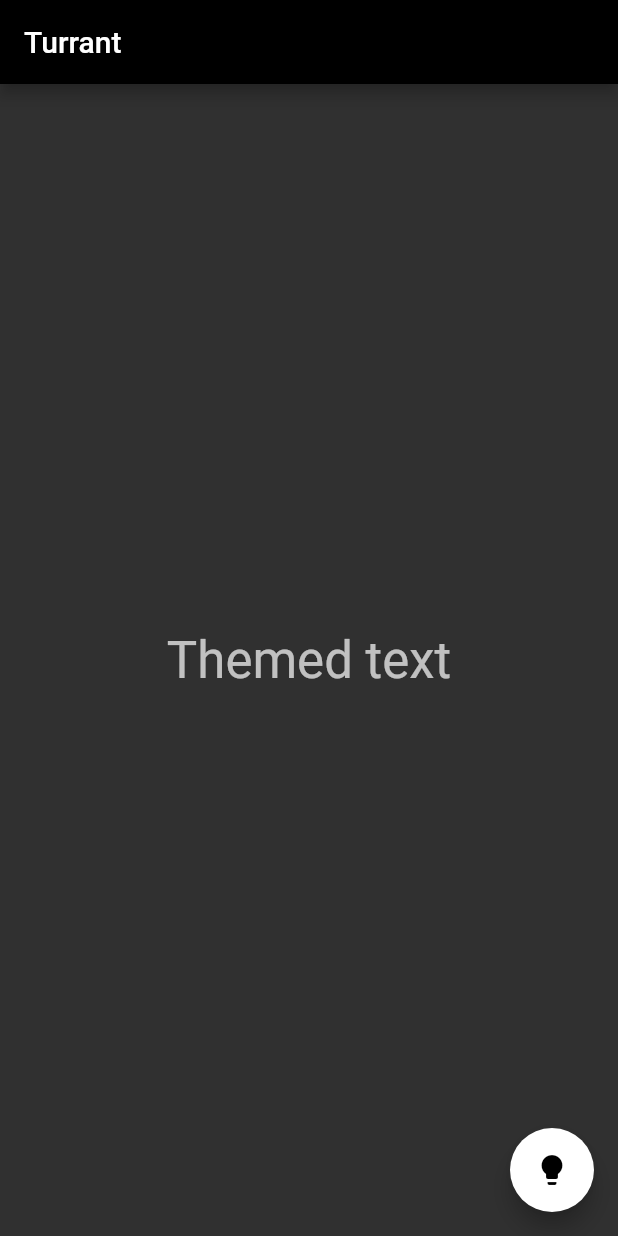
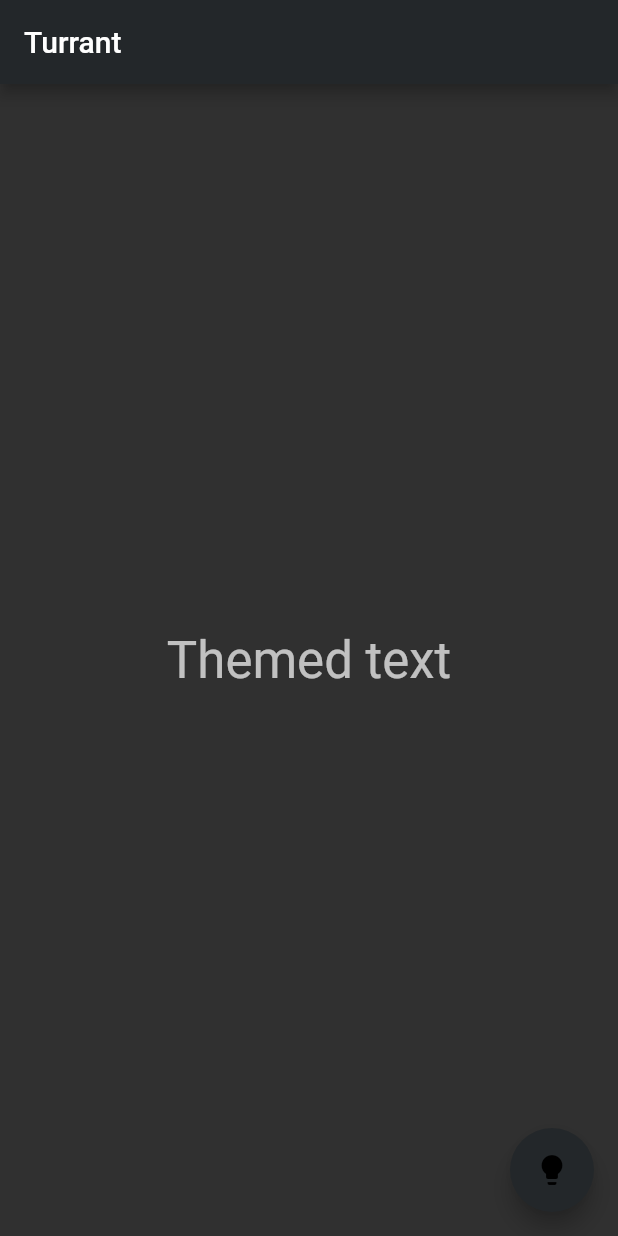
Before and after one commit to mohitkyadav/source-server-manager, a Flutter app: the screen it shows after launch, on a phone screen of 412 x 824 dp. Run offline on Flutter 3.47's test engine with Material 2 defaults, Android fonts, the phone set to English and light mode, and no system bars; our stand-ins replace shared_preferences.

Commit message:
add dynamic colors

```diff
--- a/lib/main.dart
+++ b/lib/main.dart
@@ -24,6 +24,7 @@ class MyApp extends StatelessWidget {
 
   @override
  Widget build(BuildContext context) {
+
     return MultiProvider(
       providers: [
         ChangeNotifierProvider<ThemeNotifier>
--- a/lib/themes/app_themes.dart
+++ b/lib/themes/app_themes.dart
@@ -1,25 +1,32 @@
 import 'package:flutter/material.dart';
 
 import 'package:turrant/models/app_theme.dart';
+import 'package:turrant/themes/styling.dart';
 
 final darkTheme = AppTheme('darkTheme', 'Dark', ThemeData(
-    primarySwatch: Colors.grey,
-    primaryColor: Colors.black,
+    primaryColor: AppStyles.black,
     brightness: Brightness.dark,
-    backgroundColor: const Color(0xFF212121),
-    accentColor: Colors.white,
-    accentIconTheme: IconThemeData(color: Colors.black),
-    dividerColor: Colors.black12,
+    backgroundColor: AppStyles.lightGray,
+    accentColor: AppStyles.lightPurple,
+    accentIconTheme: IconThemeData(color: AppStyles.black),
+    dividerColor: AppStyles.lightGray,
+    colorScheme: ColorScheme.dark(
+        primary: AppStyles.lightPurple,
+        secondary: AppStyles.lightGray,
+    ),
   )
 );
 
 final lightTheme = AppTheme('lightTheme', 'Light', ThemeData(
-    primarySwatch: Colors.grey,
-    primaryColor: Colors.white,
+    primaryColor: AppStyles.white,
     brightness: Brightness.light,
-    backgroundColor: const Color(0xFFE5E5E5),
-    accentColor: Colors.black,
-    accentIconTheme: IconThemeData(color: Colors.white),
-    dividerColor: Colors.white54,
+    backgroundColor: AppStyles.white60,
+    accentColor: AppStyles.lightPurple,
+    accentIconTheme: IconThemeData(color: AppStyles.white),
+    dividerColor: AppStyles.lightGray,
+    colorScheme: ColorScheme.light(
+        primary: AppStyles.lightPurple,
+        secondary: AppStyles.lightGray,
+    ),
   )
 );
--- a/lib/ui/home_page.dart
+++ b/lib/ui/home_page.dart
@@ -49,11 +49,12 @@ class _HomePageState extends State<HomePage> {
         ),
       ),
       floatingActionButton: FloatingActionButton(
+        backgroundColor: Theme.of(context).primaryColor,
         onPressed: () {
           _toggleTheme(context);
         },
         tooltip: 'Toggle Theme',
-        child: Icon(Icons.lightbulb),
+        child: Icon(Icons.lightbulb,),
       ),
     );
   }
```
Also changed, not shown: lib/themes/styling.dart (added, +48 -0 lines).
